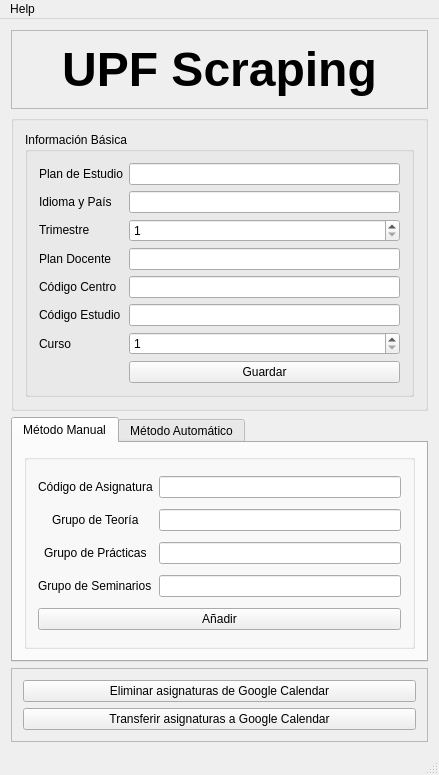
Sklyvan/ScrapingUPF, file res/GUI/MainWindow.ui: the form before one commit.
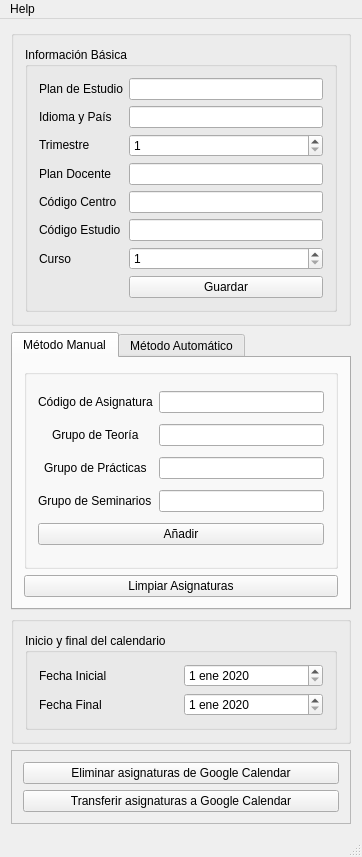
The form after the commit.

Diff of the .ui file:
```diff
--- a/res/GUI/MainWindow.ui
+++ b/res/GUI/MainWindow.ui
@@ -6,8 +6,8 @@
    <rect>
     <x>0</x>
     <y>0</y>
-    <width>439</width>
-    <height>775</height>
+    <width>362</width>
+    <height>857</height>
    </rect>
   </property>
   <property name="windowTitle">
@@ -16,10 +16,10 @@
   <property name="locale">
    <locale language="Spanish" country="Spain"/>
   </property>
-  <widget class="QWidget" name="centralWidget">
-   <layout class="QGridLayout" name="gridLayout_4">
-    <item row="1" column="1">
-     <widget class="QGroupBox" name="groupBox">
+  <widget class="QWidget" name="mainWindow">
+   <layout class="QVBoxLayout" name="verticalLayout_2">
+    <item>
+     <widget class="QGroupBox" name="basicInformationBox">
       <layout class="QHBoxLayout" name="horizontalLayout">
        <item>
         <widget class="QGroupBox" name="groupBox_3">
@@ -124,29 +124,7 @@
       </layout>
      </widget>
     </item>
-    <item row="0" column="1">
-     <widget class="QFrame" name="frame_3">
-      <property name="autoFillBackground">
-       <bool>false</bool>
-      </property>
-      <property name="frameShape">
-       <enum>QFrame::StyledPanel</enum>
-      </property>
-      <property name="frameShadow">
-       <enum>QFrame::Raised</enum>
-      </property>
-      <layout class="QGridLayout" name="gridLayout_5">
-       <item row="0" column="0">
-        <widget class="QLabel" name="label_17">
-         <property name="text">
-          <string>&lt;html&gt;&lt;head/&gt;&lt;body&gt;&lt;p align=&quot;center&quot;&gt;&lt;span style=&quot; font-size:36pt; font-weight:600;&quot;&gt;UPF Scraping&lt;/span&gt;&lt;/p&gt;&lt;/body&gt;&lt;/html&gt;</string>
-         </property>
-        </widget>
-       </item>
-      </layout>
-     </widget>
-    </item>
-    <item row="2" column="1">
+    <item>
      <widget class="QTabWidget" name="tabWidget">
       <property name="currentIndex">
        <number>0</number>
@@ -155,13 +133,27 @@
        <attribute name="title">
         <string>Método Manual</string>
        </attribute>
-       <layout class="QHBoxLayout" name="horizontalLayout_2">
+       <layout class="QVBoxLayout" name="verticalLayout_4">
         <item>
-         <widget class="QGroupBox" name="groupBox">
+         <widget class="QGroupBox" name="subjectsInfoBox">
           <property name="title">
            <string/>
           </property>
           <layout class="QGridLayout" name="gridLayout">
+           <item row="4" column="0" colspan="2">
+            <widget class="QPushButton" name="addButton">
+             <property name="text">
+              <string>Añadir</string>
+             </property>
+            </widget>
+           </item>
+           <item row="3" column="0" alignment="Qt::AlignHCenter">
+            <widget class="QLabel" name="subjectSeminars">
+             <property name="text">
+              <string>&lt;html&gt;&lt;head/&gt;&lt;body&gt;&lt;p&gt;Grupo de Seminarios&lt;/p&gt;&lt;/body&gt;&lt;/html&gt;</string>
+             </property>
+            </widget>
+           </item>
            <item row="0" column="0" alignment="Qt::AlignHCenter">
             <widget class="QLabel" name="label">
              <property name="text">
@@ -169,16 +161,6 @@
              </property>
             </widget>
            </item>
-           <item row="1" column="0" alignment="Qt::AlignHCenter">
-            <widget class="QLabel" name="label_2">
-             <property name="text">
-              <string>Grupo de Teoría</string>
-             </property>
-            </widget>
-           </item>
-           <item row="0" column="1">
-            <widget class="QLineEdit" name="lineEdit_3"/>
-           </item>
            <item row="2" column="0" alignment="Qt::AlignHCenter">
             <widget class="QLabel" name="label_3">
              <property name="text">
@@ -186,32 +168,35 @@
              </property>
             </widget>
            </item>
-           <item row="3" column="0" alignment="Qt::AlignHCenter">
-            <widget class="QLabel" name="label_5">
-             <property name="text">
-              <string>&lt;html&gt;&lt;head/&gt;&lt;body&gt;&lt;p&gt;Grupo de Seminarios&lt;/p&gt;&lt;/body&gt;&lt;/html&gt;</string>
-             </property>
-            </widget>
-           </item>
            <item row="1" column="1">
             <widget class="QLineEdit" name="lineEdit_6"/>
            </item>
            <item row="2" column="1">
-            <widget class="QLineEdit" name="lineEdit_8"/>
+            <widget class="QLineEdit" name="subjectPracticesText"/>
+           </item>
+           <item row="0" column="1">
+            <widget class="QLineEdit" name="subjectCodeText"/>
+           </item>
+           <item row="1" column="0" alignment="Qt::AlignHCenter">
+            <widget class="QLabel" name="subjectTheory">
+             <property name="text">
+              <string>Grupo de Teoría</string>
+             </property>
+            </widget>
            </item>
            <item row="3" column="1">
-            <widget class="QLineEdit" name="lineEdit_9"/>
-           </item>
-           <item row="4" column="0" colspan="2">
-            <widget class="QPushButton" name="q_homing">
-             <property name="text">
-              <string>Añadir</string>
-             </property>
-            </widget>
+            <widget class="QLineEdit" name="subjectSeminarsText"/>
            </item>
           </layout>
          </widget>
         </item>
+        <item>
+         <widget class="QPushButton" name="clearButton">
+          <property name="text">
+           <string>Limpiar Asignaturas</string>
+          </property>
+         </widget>
+        </item>
        </layout>
       </widget>
       <widget class="QWidget" name="tab">
@@ -255,8 +240,89 @@
       </widget>
      </widget>
     </item>
-    <item row="5" column="1">
-     <widget class="QFrame" name="frame_2">
+    <item>
+     <widget class="QGroupBox" name="datesBox">
+      <property name="title">
+       <string/>
+      </property>
+      <layout class="QVBoxLayout" name="verticalLayout_3">
+       <item>
+        <widget class="QGroupBox" name="calendarDates">
+         <property name="title">
+          <string>Inicio y final del calendario</string>
+         </property>
+         <layout class="QGridLayout" name="gridLayout_2">
+          <item row="0" column="1">
+           <widget class="QLabel" name="startDateLabel">
+            <property name="text">
+             <string>Fecha Inicial</string>
+            </property>
+           </widget>
+          </item>
+          <item row="1" column="1">
+           <widget class="QLabel" name="endDateLabel">
+            <property name="text">
+             <string>Fecha Final</string>
+            </property>
+           </widget>
+          </item>
+          <item row="1" column="2">
+           <widget class="QDateEdit" name="endDateEdit">
+            <property name="maximumDate">
+             <date>
+              <year>2030</year>
+              <month>1</month>
+              <day>1</day>
+             </date>
+            </property>
+            <property name="minimumDate">
+             <date>
+              <year>2020</year>
+              <month>1</month>
+              <day>1</day>
+             </date>
+            </property>
+           </widget>
+          </item>
+          <item row="0" column="2">
+           <widget class="QDateEdit" name="startDateEdit">
+            <property name="minimumDateTime">
+             <datetime>
+              <hour>0</hour>
+              <minute>0</minute>
+              <second>0</second>
+              <year>2020</year>
+              <month>1</month>
+              <day>1</day>
+             </datetime>
+            </property>
+            <property name="maximumDate">
+             <date>
+              <year>2030</year>
+              <month>1</month>
+              <day>1</day>
+             </date>
+            </property>
+            <property name="minimumDate">
+             <date>
+              <year>2020</year>
+              <month>1</month>
+              <day>1</day>
+             </date>
+            </property>
+            <property name="calendarPopup">
+             <bool>false</bool>
+            </property>
+           </widget>
+          </item>
+         </layout>
+        </widget>
+       </item>
+      </layout>
+     </widget>
+    </item>
+    <item>
+     <widget class="QFrame" name="endBox">
       <property name="frameShape">
        <enum>QFrame::StyledPanel</enum>
       </property>
@@ -288,7 +354,7 @@
     <rect>
      <x>0</x>
      <y>0</y>
-     <width>439</width>
+     <width>362</width>
      <height>22</height>
     </rect>
    </property>
```
Left out of the diff: 90 changed lines with no effect on the pictures.
